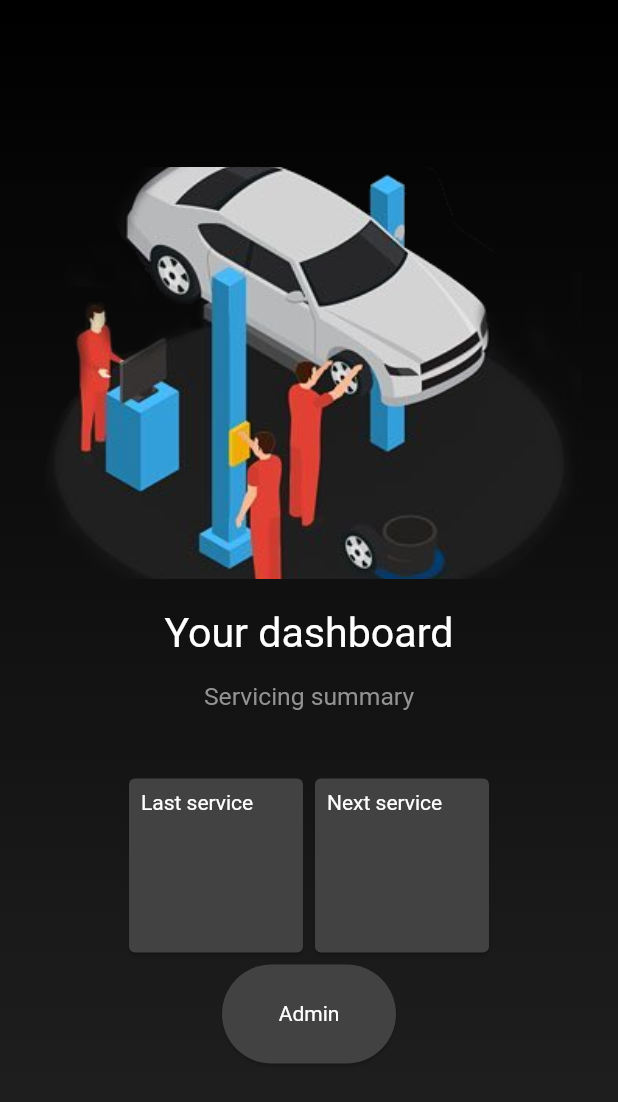
After one commit to vince-254/mvmis, a Flutter app: the Dashboard screen opened directly, on a phone screen of 412 x 824 dp. The commit adds this screen. Shown: the top 1102 px of the screen. Run offline on Flutter 3.47's test engine with Material 2 defaults, Android fonts, the phone set to English and light mode, and no system bars; our stand-ins replace firebase_auth, firebase_messaging, google_fonts, simple_animations, sqflite; accounts and stored records are empty.

Commit message:
Added dashboard widgets

```diff
--- a/lib/components/main_page.dart
+++ b/lib/components/main_page.dart
@@ -2,6 +2,7 @@ import 'dart:math' as math;
 
 import 'package:flutter/material.dart';
 import 'package:mvmis/components/home.dart';
+import 'package:mvmis/screens/dashboard.dart';
 import 'package:provider/provider.dart';
 import 'package:mvmis/components/leopard_page.dart';
 import 'package:mvmis/components/styles.dart';
@@ -258,7 +259,10 @@ class AppBar extends StatelessWidget {
               style: TextStyle(fontWeight: FontWeight.bold, fontSize: 18),
             ),
             Spacer(),
-            Icon(Icons.menu),
+            InkWell(child: Icon(Icons.dashboard_outlined), onTap: () {
+              Navigator.push(context,
+                  MaterialPageRoute(builder: (context) => Dashboard()));
+            },),
           ],
         ),
       ),
--- /dev/null
+++ b/lib/screens/admin.dart
@@ -0,0 +1,13 @@
+import 'package:flutter/material.dart';
+
+class Admin extends StatefulWidget {
+  @override
+  _AdminState createState() => _AdminState();
+}
+
+class _AdminState extends State<Admin> {
+  @override
+  Widget build(BuildContext context) {
+    return Scaffold();
+  }
+}
--- /dev/null
+++ b/lib/screens/dashboard.dart
@@ -0,0 +1,101 @@
+import 'package:flutter/material.dart';
+
+import 'admin.dart';
+
+class Dashboard extends StatefulWidget {
+  @override
+  _DashboardState createState() => _DashboardState();
+}
+
+class _DashboardState extends State<Dashboard> {
+  @override
+  Widget build(BuildContext context) {
+    double height = MediaQuery.of(context).size.height;
+    double width = MediaQuery.of(context).size.width;
+    return Scaffold(
+      body: Container(
+        padding: EdgeInsets.fromLTRB(25, 10, 25, 10),
+        height: height,
+        width: width,
+        decoration: BoxDecoration(
+            gradient: LinearGradient(
+                colors: [Colors.black, Color.fromRGBO(34, 34, 34, 1)],
+                begin: FractionalOffset.topCenter,
+                end: FractionalOffset.bottomCenter)),
+        child: Column(
+          mainAxisAlignment: MainAxisAlignment.center,
+          children: <Widget>[
+            Container(
+              height: height / 3.0,
+              width: width,
+              decoration: BoxDecoration(
+                  image: DecorationImage(
+                      image: AssetImage("assets/car_logo.png"),
+                      fit: BoxFit.cover)),
+            ),
+            SizedBox(
+              height: height / 40,
+            ),
+            Text(
+              "Your dashboard",
+              style: TextStyle(color: Colors.white, fontSize: height / 30),
+              textAlign: TextAlign.center,
+            ),
+            SizedBox(
+              height: height / 50,
+            ),
+            Text(
+              "Servicing summary",
+              style: TextStyle(
+                  color: Color.fromRGBO(146, 146, 146, 1),
+                  fontSize: height / 50),
+              textAlign: TextAlign.center,
+            ),
+            SizedBox(
+              height: height / 20,
+            ),
+            Row(
+              crossAxisAlignment: CrossAxisAlignment.center,
+              mainAxisAlignment: MainAxisAlignment.center,
+              children: [
+                Card(
+                  child: Padding(
+                    padding: const EdgeInsets.all(8.0),
+                    child: Container(
+                        width: 100, height: 100, child: Text("Last service")),
+                  ),
+                ),
+                Card(
+                  child: Padding(
+                    padding: const EdgeInsets.all(8.0),
+                    child: Container(
+                        width: 100, height: 100, child: Text("Next service")),
+                  ),
+                )
+              ],
+            ),
+            Row(
+              crossAxisAlignment: CrossAxisAlignment.center,
+              mainAxisAlignment: MainAxisAlignment.center,
+              children: [
+                Card(
+                  shape: RoundedRectangleBorder(
+                    borderRadius: BorderRadius.circular(40.0),
+                  ),
+                  child: InkWell(
+                    onTap: () {},
+                    child: Padding(
+                      padding: const EdgeInsets.all(8.0),
+                      child:
+                          Container(width: 100, height: 50, child: Center(child: Text("Admin"))),
+                    ),
+                  ),
+                ),
+              ],
+            )
+          ],
+        ),
+      ),
+    );
+  }
+}
```
Also changed, not shown: assets/car_logo.png (added), pubspec.lock, 1 other file.
